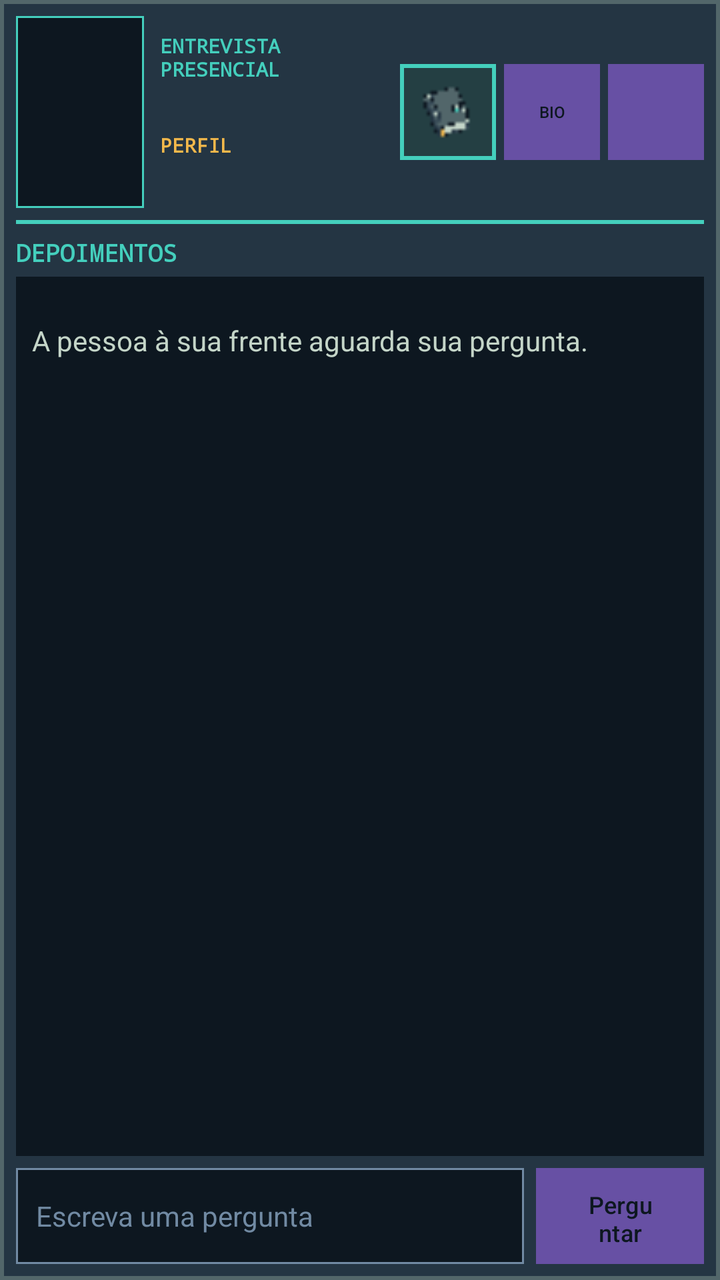
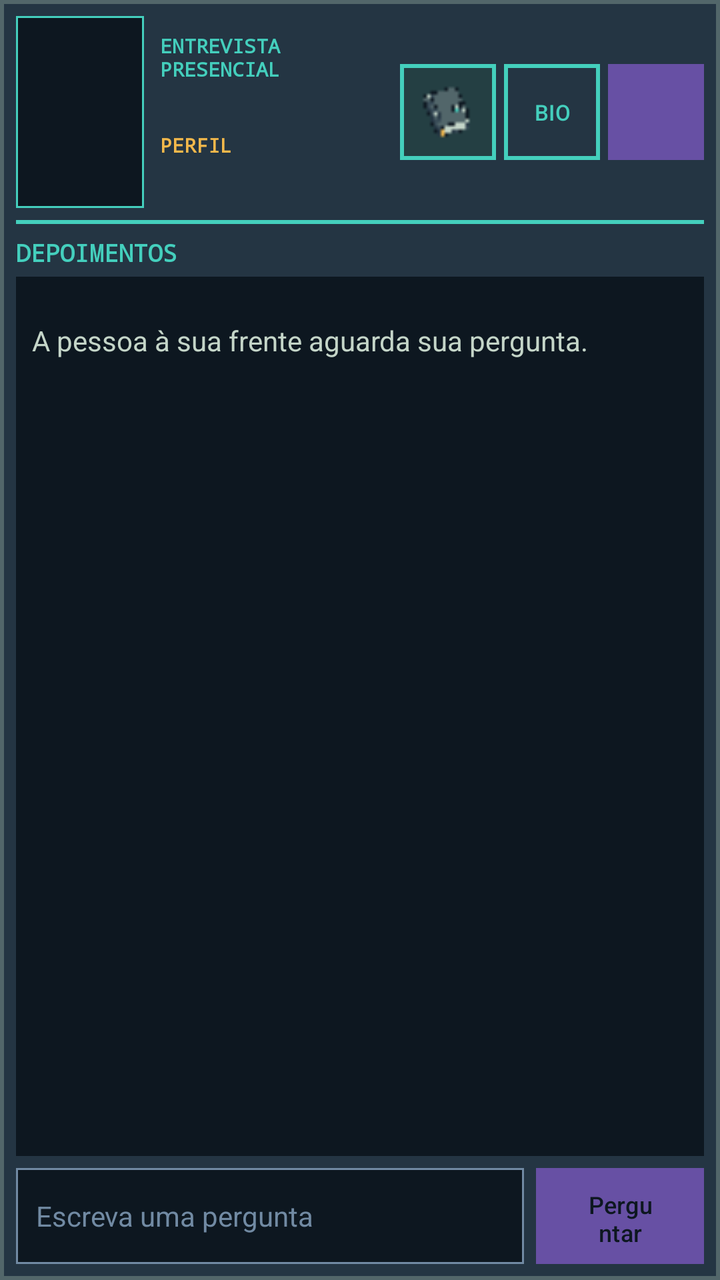

An Android layout rendered at two revisions. The XML below is the earlier revision; the diff shows what the commit changed to produce the second picture.
<!-- AndroidManifest.xml: application theme Theme.Marvel -->
<!-- res/layout/dialog_interview.xml -->
<?xml version="1.0" encoding="utf-8"?>
<LinearLayout xmlns:android="http://schemas.android.com/apk/res/android"
    android:id="@+id/interview_root"
    android:layout_width="match_parent"
    android:layout_height="match_parent"
    android:background="@drawable/interview_dialog_frame"
    android:descendantFocusability="afterDescendants"
    android:focusableInTouchMode="true"
    android:orientation="vertical"
    android:padding="8dp">

    <LinearLayout
        android:id="@+id/interview_identity"
        android:layout_width="match_parent"
        android:layout_height="wrap_content"
        android:gravity="center_vertical"
        android:orientation="horizontal"
        android:paddingBottom="6dp">

        <ImageView
            android:id="@+id/interview_portrait"
            android:layout_width="64dp"
            android:layout_height="96dp"
            android:background="@drawable/interview_portrait_frame"
            android:contentDescription="@string/interview_portrait_description"
            android:padding="1dp"
            android:scaleType="fitCenter" />

        <LinearLayout
            android:layout_width="0dp"
            android:layout_height="wrap_content"
            android:layout_marginStart="8dp"
            android:layout_weight="1"
            android:orientation="vertical">

            <TextView
                android:layout_width="match_parent"
                android:layout_height="wrap_content"
                android:fontFamily="monospace"
                android:text="@string/interview_scene_tag"
                android:textColor="#44CFBD"
                android:textSize="10sp"
                android:textStyle="bold" />

            <TextView
                android:id="@+id/interview_name"
                android:layout_width="match_parent"
                android:layout_height="wrap_content"
                android:ellipsize="end"
                android:fontFamily="monospace"
                android:maxLines="2"
                android:textColor="#C4D5C8"
                android:textSize="18sp"
                android:textStyle="bold" />

            <TextView
                android:layout_width="match_parent"
                android:layout_height="wrap_content"
                android:fontFamily="monospace"
                android:text="@string/interview_personality_tag"
                android:textColor="#F2B84B"
                android:textSize="10sp"
                android:textStyle="bold" />

            <TextView
                android:id="@+id/interview_personality"
                android:layout_width="match_parent"
                android:layout_height="wrap_content"
                android:ellipsize="end"
                android:maxLines="2"
                android:textColor="#C4D5C8"
                android:textSize="12sp" />
        </LinearLayout>

        <ImageButton
            android:id="@+id/interview_notebook"
            android:layout_width="48dp"
            android:layout_height="48dp"
            android:layout_marginStart="4dp"
            android:background="@drawable/hotbar_notebook_selector"
            android:contentDescription="@string/case_notebook_description"
            android:minWidth="48dp"
            android:minHeight="48dp"
            android:nextFocusForward="@id/interview_close"
            android:padding="10dp"
            android:scaleType="fitCenter"
            android:src="@drawable/ic_hotbar_notebook" />

        <Button
            android:id="@+id/interview_profile"
            android:layout_width="48dp"
            android:layout_height="48dp"
            android:layout_marginStart="4dp"
            android:background="@drawable/profile_button_selector"
            android:backgroundTint="@null"
            android:contentDescription="@string/comic_vine_open_profile"
            android:minWidth="48dp"
            android:minHeight="48dp"
            android:nextFocusForward="@id/interview_profile"
            android:text="@string/comic_vine_profile_short"
            android:textAllCaps="false"
            android:textColor="#0D1720"
            android:textSize="8sp"
            android:paddingStart="0dp"
            android:paddingEnd="0dp"
            android:stateListAnimator="@null" />

        <Button
            android:id="@+id/interview_close"
            android:layout_width="48dp"
            android:layout_height="48dp"
            android:layout_marginStart="4dp"
            android:background="@drawable/interview_close_selector"
            android:contentDescription="@string/close"
            android:focusable="true"
            android:minWidth="48dp"
            android:minHeight="48dp"
            android:nextFocusForward="@id/interview_input"
            android:text="&#215;"
            android:textColor="#0D1720"
            android:textSize="24sp" />
    </LinearLayout>

    <View
        android:layout_width="match_parent"
        android:layout_height="2dp"
        android:background="#44CFBD" />

    <TextView
        android:id="@+id/interview_transcript_header"
        android:layout_width="match_parent"
        android:layout_height="wrap_content"
        android:fontFamily="monospace"
        android:paddingTop="6dp"
        android:paddingBottom="4dp"
        android:text="@string/interview_transcript_title"
        android:textColor="#44CFBD"
        android:textSize="12sp"
        android:textStyle="bold" />

    <ScrollView
        android:id="@+id/interview_transcript_scroll"
        android:layout_width="match_parent"
        android:layout_height="0dp"
        android:layout_weight="1"
        android:background="#0D1720"
        android:clipToPadding="false"
        android:fillViewport="true"
        android:focusable="false"
        android:minHeight="48dp"
        android:overScrollMode="ifContentScrolls">

        <LinearLayout
            android:id="@+id/interview_transcript"
            android:layout_width="match_parent"
            android:layout_height="wrap_content"
            android:orientation="vertical"
            android:padding="8dp">

            <TextView
                android:id="@+id/interview_transcript_empty"
                android:layout_width="match_parent"
                android:layout_height="wrap_content"
                android:gravity="center_vertical"
                android:minHeight="48dp"
                android:text="@string/chat_empty"
                android:textColor="#C4D5C8"
                android:textSize="14sp" />
        </LinearLayout>
    </ScrollView>

    <LinearLayout
        android:id="@+id/interview_status_panel"
        android:layout_width="match_parent"
        android:layout_height="wrap_content"
        android:layout_marginTop="6dp"
        android:background="@drawable/interview_status_frame"
        android:gravity="center_vertical"
        android:minHeight="32dp"
        android:orientation="horizontal"
        android:paddingStart="8dp"
        android:paddingEnd="8dp"
        android:visibility="gone">

        <View
            android:id="@+id/interview_status_marker"
            android:layout_width="8dp"
            android:layout_height="8dp"
            android:background="@drawable/interview_status_marker_selector"
            android:importantForAccessibility="no" />

        <TextView
            android:id="@+id/interview_status"
            android:layout_width="0dp"
            android:layout_height="wrap_content"
            android:layout_marginStart="8dp"
            android:layout_weight="1"
            android:accessibilityLiveRegion="polite"
            android:paddingTop="4dp"
            android:paddingBottom="4dp"
            android:textColor="#F2B84B"
            android:textSize="12sp" />
    </LinearLayout>

    <LinearLayout
        android:layout_width="match_parent"
        android:layout_height="48dp"
        android:layout_marginTop="6dp"
        android:gravity="center_vertical"
        android:orientation="horizontal">

        <EditText
            android:id="@+id/interview_input"
            android:layout_width="0dp"
            android:layout_height="48dp"
            android:layout_weight="1"
            android:background="@drawable/interview_input_frame"
            android:hint="@string/chat_input_hint"
            android:imeOptions="actionSend|flagNoExtractUi"
            android:inputType="textCapSentences|textMultiLine"
            android:maxLines="2"
            android:minHeight="48dp"
            android:minWidth="88dp"
            android:nextFocusForward="@id/interview_send"
            android:paddingStart="10dp"
            android:paddingEnd="10dp"
            android:textColor="#C4D5C8"
            android:textColorHint="#718AA3"
            android:textSize="14sp" />

        <Button
            android:id="@+id/interview_send"
            android:layout_width="84dp"
            android:layout_height="48dp"
            android:layout_marginStart="6dp"
            android:background="@drawable/interview_send_selector"
            android:minWidth="48dp"
            android:minHeight="48dp"
            android:nextFocusForward="@id/interview_retry"
            android:text="@string/interview_ask"
            android:textAllCaps="false"
            android:textColor="#0D1720"
            android:textSize="12sp" />

        <Button
            android:id="@+id/interview_retry"
            android:layout_width="96dp"
            android:layout_height="48dp"
            android:layout_marginStart="4dp"
            android:background="@drawable/interview_retry_selector"
            android:minWidth="48dp"
            android:minHeight="48dp"
            android:nextFocusForward="@id/interview_close"
            android:text="@string/retry"
            android:textAllCaps="false"
            android:textColor="#0D1720"
            android:textSize="11sp"
            android:visibility="gone" />
    </LinearLayout>
</LinearLayout>
<!-- resources referenced by this layout -->
<resources>
  <!-- drawable interview_dialog_frame (drawable) -->
  <?xml version="1.0" encoding="utf-8"?>
  <shape xmlns:android="http://schemas.android.com/apk/res/android" android:shape="rectangle">
      <solid android:color="#243543" />
      <stroke android:width="2dp" android:color="#52666A" />
      <corners android:radius="0dp" />
  </shape>
  <!-- drawable interview_input_frame (drawable) -->
  <?xml version="1.0" encoding="utf-8"?>
  <selector xmlns:android="http://schemas.android.com/apk/res/android">
      <item android:state_focused="true">
          <shape android:shape="rectangle">
              <solid android:color="#0D1720" />
              <stroke android:width="2dp" android:color="#F2B84B" />
              <corners android:radius="0dp" />
          </shape>
      </item>
      <item>
          <shape android:shape="rectangle">
              <solid android:color="#0D1720" />
              <stroke android:width="1dp" android:color="#718AA3" />
              <corners android:radius="0dp" />
          </shape>
      </item>
  </selector>
  <!-- drawable interview_portrait_frame (drawable) -->
  <?xml version="1.0" encoding="utf-8"?>
  <shape xmlns:android="http://schemas.android.com/apk/res/android" android:shape="rectangle">
      <solid android:color="#0D1720" />
      <stroke android:width="1dp" android:color="#44CFBD" />
      <corners android:radius="0dp" />
  </shape>
  <!-- drawable interview_status_marker_selector (drawable) -->
  <?xml version="1.0" encoding="utf-8"?>
  <selector xmlns:android="http://schemas.android.com/apk/res/android">
      <item android:state_selected="true">
          <shape android:shape="rectangle">
              <solid android:color="#F2B84B" />
              <stroke android:width="1dp" android:color="#44CFBD" />
              <corners android:radius="0dp" />
          </shape>
      </item>
      <item>
          <shape android:shape="rectangle">
              <solid android:color="#E4675D" />
              <corners android:radius="0dp" />
          </shape>
      </item>
  </selector>
  <!-- drawable profile_button_selector (drawable) -->
  <?xml version="1.0" encoding="utf-8"?>
  <selector xmlns:android="http://schemas.android.com/apk/res/android">
      <item android:state_pressed="true"><shape android:shape="rectangle"><solid android:color="#F2B84B"/><stroke android:width="2dp" android:color="#C4D5C8"/></shape></item>
      <item android:state_focused="true"><shape android:shape="rectangle"><solid android:color="#44CFBD"/><stroke android:width="2dp" android:color="#C4D5C8"/></shape></item>
      <item android:state_selected="true"><shape android:shape="rectangle"><solid android:color="#44CFBD"/><stroke android:width="2dp" android:color="#F2B84B"/></shape></item>
      <item><shape android:shape="rectangle"><solid android:color="#C4D5C8"/><stroke android:width="1dp" android:color="#52666A"/></shape></item>
  </selector>
  <string name="case_notebook_description">Abrir caderno do caso</string>
  <string name="chat_empty">A pessoa à sua frente aguarda sua pergunta.</string>
  <string name="chat_input_hint">Escreva uma pergunta</string>
  <string name="close">Fechar</string>
  <string name="comic_vine_open_profile">Abrir perfil de %1$s</string>
  <string name="comic_vine_profile_short">BIO</string>
  <string name="interview_ask">Perguntar</string>
  <string name="interview_personality_tag">PERFIL</string>
  <string name="interview_portrait_description">Retrato de %1$s</string>
  <string name="interview_scene_tag">ENTREVISTA PRESENCIAL</string>
  <string name="interview_transcript_title">DEPOIMENTOS</string>
  <string name="retry">Tentar novamente</string>
  <style name="Theme.Marvel" parent="Base.Theme.Marvel" />
  <style name="Base.Theme.Marvel" parent="Theme.Material3.DayNight.NoActionBar">
          
          
      </style>
  <!-- unchanged entries left out for length: 6 -->
</resources>

<!-- the commit's change to res/layout/dialog_interview.xml (unified diff, before → after) -->
@@ -1,5 +1,6 @@
 <?xml version="1.0" encoding="utf-8"?>
 <LinearLayout xmlns:android="http://schemas.android.com/apk/res/android"
+    xmlns:app="http://schemas.android.com/apk/res-auto"
     android:id="@+id/interview_root"
     android:layout_width="match_parent"
     android:layout_height="match_parent"
@@ -99,11 +100,12 @@
             android:nextFocusForward="@id/interview_profile"
             android:text="@string/comic_vine_profile_short"
             android:textAllCaps="false"
-            android:textColor="#0D1720"
-            android:textSize="8sp"
+            android:textColor="@color/profile_button_text"
+            android:textSize="11sp"
             android:paddingStart="0dp"
             android:paddingEnd="0dp"
-            android:stateListAnimator="@null" />
+            android:stateListAnimator="@null"
+            app:backgroundTint="@null" />
 
         <Button
             android:id="@+id/interview_close"
<!-- resource entries referenced after the edit -->
@@ -52,10 +52,11 @@
   <!-- drawable profile_button_selector (drawable) -->
   <?xml version="1.0" encoding="utf-8"?>
   <selector xmlns:android="http://schemas.android.com/apk/res/android">
-      <item android:state_pressed="true"><shape android:shape="rectangle"><solid android:color="#F2B84B"/><stroke android:width="2dp" android:color="#C4D5C8"/></shape></item>
-      <item android:state_focused="true"><shape android:shape="rectangle"><solid android:color="#44CFBD"/><stroke android:width="2dp" android:color="#C4D5C8"/></shape></item>
+      <item android:state_enabled="false"><shape android:shape="rectangle"><solid android:color="#172631"/><stroke android:width="1dp" android:color="#52666A"/></shape></item>
+      <item android:state_pressed="true"><shape android:shape="rectangle"><solid android:color="#44CFBD"/><stroke android:width="2dp" android:color="#C4D5C8"/></shape></item>
+      <item android:state_focused="true"><shape android:shape="rectangle"><solid android:color="#F2B84B"/><stroke android:width="2dp" android:color="#C4D5C8"/></shape></item>
       <item android:state_selected="true"><shape android:shape="rectangle"><solid android:color="#44CFBD"/><stroke android:width="2dp" android:color="#F2B84B"/></shape></item>
-      <item><shape android:shape="rectangle"><solid android:color="#C4D5C8"/><stroke android:width="1dp" android:color="#52666A"/></shape></item>
+      <item><shape android:shape="rectangle"><solid android:color="#243543"/><stroke android:width="2dp" android:color="#44CFBD"/></shape></item>
   </selector>
   <string name="case_notebook_description">Abrir caderno do caso</string>
   <string name="chat_empty">A pessoa à sua frente aguarda sua pergunta.</string>
